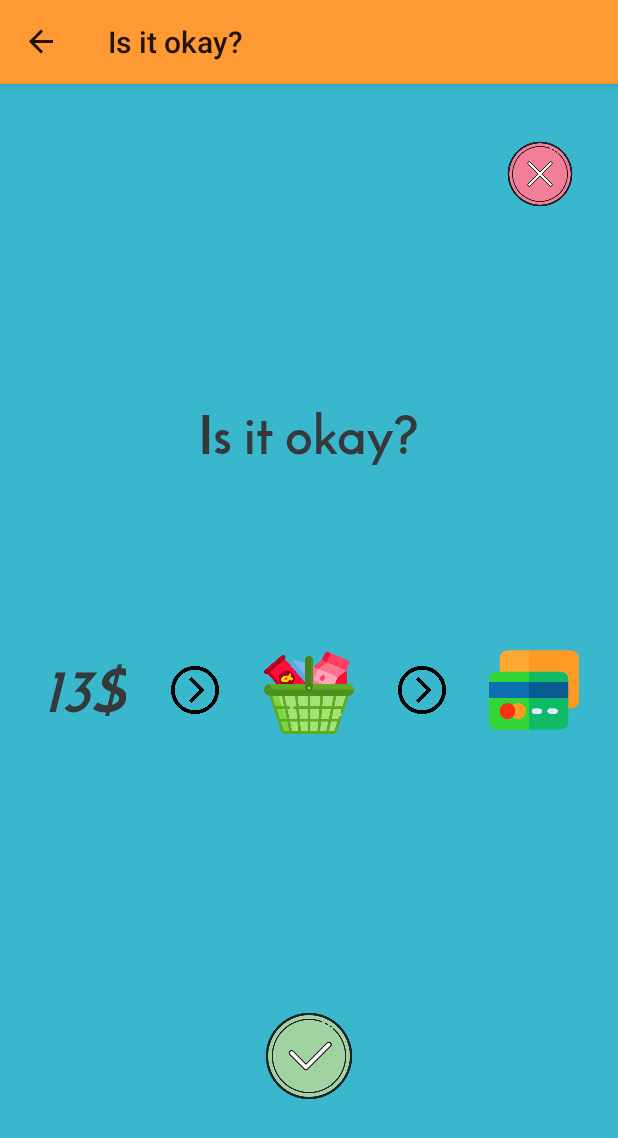
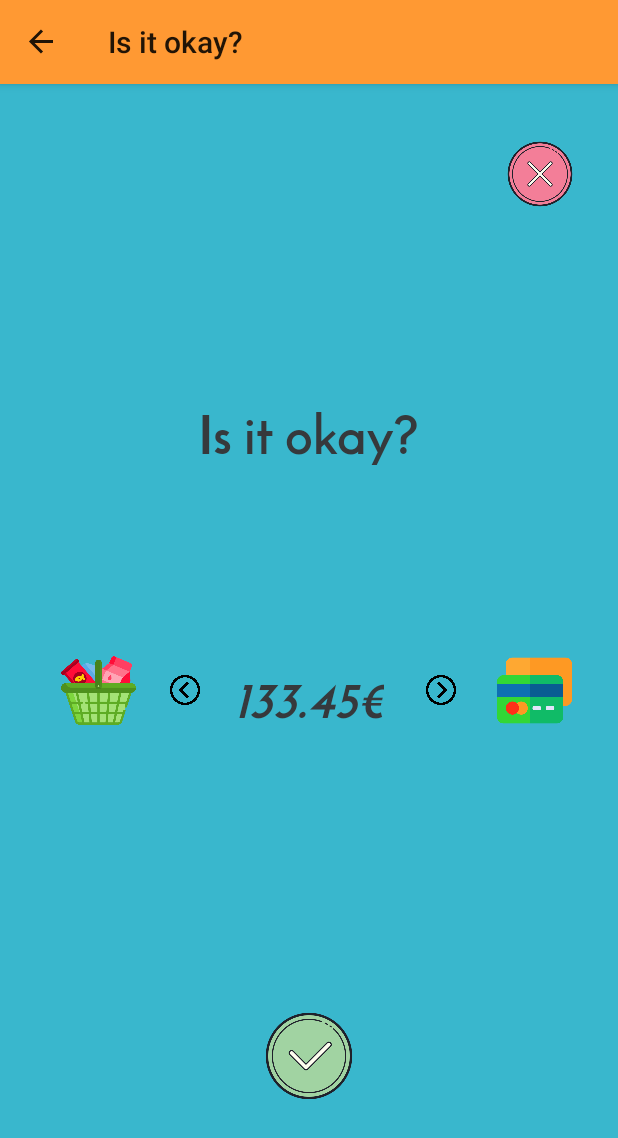
Before and after one commit to ETS-Android2/Android_App_Soldi, an Android app: the III_ConfirmExpenseFragment screen opened through its navigation route, on a phone screen of 412 x 824 dp. Shown: the top 1138 px of the screen. Run offline under Robolectric (Android 15) with nearby library versions, the phone set to English and light mode, and no system bars; our stand-ins replace Room's generated code, navigation-ui; 5 statements that could not run were skipped.

Commit message:
Analysis Charts start and Database Correction

```diff
--- a/app/build.gradle
+++ b/app/build.gradle
@@ -39,6 +39,9 @@ dependencies {
     implementation "androidx.room:room-runtime:$room_version"
     annotationProcessor "androidx.room:room-compiler:$room_version"
 
+    //Charts and graphs
+    implementation 'com.github.PhilJay:MPAndroidChart:v3.1.0'
+
 
     implementation 'androidx.appcompat:appcompat:1.0.2'
     implementation 'com.google.android.material:material:1.0.0'
--- /dev/null
+++ b/app/src/main/java/com/example/soldiapp/auxiliar/Expense_Payment.java
@@ -0,0 +1,40 @@
+package com.example.soldiapp.auxiliar;
+
+import androidx.room.Entity;
+import androidx.room.Ignore;
+import androidx.room.PrimaryKey;
+
+public class Expense_Payment {
+
+    private double expense;
+
+    private boolean paymentWithCash;
+
+    //private Date date;
+
+    public Expense_Payment() {
+    }
+
+    public Expense_Payment(double expense, boolean paymentWithCash) {
+        this.expense = expense;
+        this.paymentWithCash = paymentWithCash;
+    }
+
+    public double getExpense() {
+        return expense;
+    }
+
+
+    public boolean isPaymentWithCash() {
+        return paymentWithCash;
+    }
+
+    public void setExpense(double expense) {
+        this.expense = expense;
+    }
+
+    public void setPaymentWithCash(boolean paymentWithCash) {
+        this.paymentWithCash = paymentWithCash;
+    }
+
+}
--- /dev/null
+++ b/app/src/main/java/com/example/soldiapp/auxiliar/Expense_Type.java
@@ -0,0 +1,46 @@
+package com.example.soldiapp.auxiliar;
+
+import androidx.room.Entity;
+import androidx.room.Ignore;
+import androidx.room.PrimaryKey;
+
+public class Expense_Type {
+
+    private double expense;
+
+    private String expenseType;
+
+    //private Date date;
+
+    public Expense_Type() {
+    }
+
+    public Expense_Type(double expense, String expenseType) {
+        this.expense = expense;
+        this.expenseType = expenseType;
+    }
+
+    public double getExpense() {
+        return expense;
+    }
+
+    public String getExpenseType() {
+        return expenseType;
+    }
+
+    /*public Date getDate() {
+        return date;
+    }*/
+
+    public void setExpense(double expense) {
+        this.expense = expense;
+    }
+
+    public void setExpenseType(String expenseType) {
+        this.expenseType = expenseType;
+    }
+
+    /*public void setDate(Date date) {
+        this.date = date;
+    }*/
+}
--- a/app/src/main/java/com/example/soldiapp/data_handling/ExpenseDao.java
+++ b/app/src/main/java/com/example/soldiapp/data_handling/ExpenseDao.java
@@ -6,6 +6,8 @@ import androidx.room.Insert;
 import androidx.room.Query;
 
 import com.example.soldiapp.auxiliar.Expense;
+import com.example.soldiapp.auxiliar.Expense_Payment;
+import com.example.soldiapp.auxiliar.Expense_Type;
 
 import java.util.List;
 
@@ -15,5 +17,14 @@ public interface ExpenseDao {
     void insert(Expense expense);
 
     @Query("SELECT * FROM expense_table ORDER BY id DESC")
-    LiveData<List<Expense>> getAllExpenses(); //As soon as there are changes on List of expenses, the LiveData object will be updated
+    List<Expense> getAllExpenses();
+
+    @Query("SELECT SUM(expense) as expense,expenseType FROM expense_table GROUP BY expenseType")
+    List<Expense_Type> getSumTypeExpenses();
+
+    @Query("SELECT SUM(expense) as expense,paymentWithCash FROM expense_table GROUP BY paymentWithCash")
+    List<Expense_Payment> getSumPaymentExpenses();
+
+
+
 }
--- a/app/src/main/java/com/example/soldiapp/data_handling/ExpenseRepository.java
+++ b/app/src/main/java/com/example/soldiapp/data_handling/ExpenseRepository.java
@@ -6,17 +6,19 @@ import android.os.AsyncTask;
 import androidx.lifecycle.LiveData;
 
 import com.example.soldiapp.auxiliar.Expense;
+import com.example.soldiapp.auxiliar.Expense_Payment;
+import com.example.soldiapp.auxiliar.Expense_Type;
 
 import java.util.List;
+import java.util.concurrent.ExecutionException;
 
 public class ExpenseRepository {
     private ExpenseDao expenseDao;
-    private LiveData<List<Expense>> allExpenses;
 
     public ExpenseRepository(Application application){ //Context
         ExpenseDatabase database = ExpenseDatabase.getInstance(application);
         expenseDao = database.expenseDao();
-        allExpenses = expenseDao.getAllExpenses();
+        //allExpenses = expenseDao.getAllExpenses();
     }
 
     /**
@@ -24,10 +26,6 @@ public class ExpenseRepository {
      */
     public void insert(Expense expense){
         new InsertExpenseAsyncTask(expenseDao).execute(expense);
-    }
-
-    public LiveData<List<Expense>> getAllExpenses(){
-        return allExpenses;
     }
 
     private static class InsertExpenseAsyncTask extends AsyncTask<Expense,Void,Void> {
@@ -44,4 +42,93 @@ public class ExpenseRepository {
         }
     }
 
+    /**
+     * Database operations need to be on a different thread from the main app thread (otherwise app would crash)
+     */
+    public List<Expense> getAllExpenses(){
+        try {
+            return new GetExpenseAsyncTask(expenseDao).execute().get();
+        } catch (ExecutionException e) {
+            e.printStackTrace();
+        } catch (InterruptedException e) {
+            e.printStackTrace();
+        }
+        return null;
+    }
+
+    private static class GetExpenseAsyncTask extends AsyncTask<Void,Void,List<Expense>> {
+        private ExpenseDao expenseDao;
+
+        private GetExpenseAsyncTask(ExpenseDao expenseDao){
+            this.expenseDao = expenseDao;
+        }
+
+        @Override
+        protected List<Expense> doInBackground(Void... voids) {
+            return expenseDao.getAllExpenses();
+        }
+    }
+
+    /**
+     * Database operations need to be on a different thread from the main app thread (otherwise app would crash)
+     */
+    public List<Expense_Type> getSumTypeExpenses(){
+        try {
+            return new GetTypeExpenseAsyncTask(expenseDao).execute().get();
+        } catch (ExecutionException e) {
+            e.printStackTrace();
+        } catch (InterruptedException e) {
+            e.printStackTrace();
+        }
+        return null;
+    }
+
+    private static class GetTypeExpenseAsyncTask extends AsyncTask<Void,Void,List<Expense_Type>> {
+        private ExpenseDao expenseDao;
+
+        private GetTypeExpenseAsyncTask(ExpenseDao expenseDao){
+            this.expenseDao = expenseDao;
+        }
+
+        @Override
+        protected List<Expense_Type> doInBackground(Void... voids) {
+            return expenseDao.getSumTypeExpenses();
+        }
+    }
+
+
+    /**
+     * Database operations need to be on a different thread from the main app thread (otherwise app would crash)
+     */
+    public List<Expense_Payment> getSumPaymentExpenses(){
+        try {
+            return new GetPaymentExpenseAsyncTask(expenseDao).execute().get();
+        } catch (ExecutionException e) {
+            e.printStackTrace();
+        } catch (InterruptedException e) {
+            e.printStackTrace();
+        }
+        return null;
+    }
+
+    private static class GetPaymentExpenseAsyncTask extends AsyncTask<Void,Void,List<Expense_Payment>> {
+        private ExpenseDao expenseDao;
+
+        private GetPaymentExpenseAsyncTask(ExpenseDao expenseDao){
+            this.expenseDao = expenseDao;
+        }
+
+        @Override
+        protected List<Expense_Payment> doInBackground(Void... voids) {
+            return expenseDao.getSumPaymentExpenses();
+        }
+    }
+
+
+
+
+
+
+
+
 }
--- a/app/src/main/java/com/example/soldiapp/data_handling/ExpenseViewModel.java
+++ b/app/src/main/java/com/example/soldiapp/data_handling/ExpenseViewModel.java
@@ -7,25 +7,39 @@ import androidx.lifecycle.AndroidViewModel;
 import androidx.lifecycle.LiveData;
 
 import com.example.soldiapp.auxiliar.Expense;
+import com.example.soldiapp.auxiliar.Expense_Payment;
+import com.example.soldiapp.auxiliar.Expense_Type;
 
 import java.util.List;
 
 public class ExpenseViewModel extends AndroidViewModel {
     private ExpenseRepository repository;
 
-    private LiveData<List<Expense>> allExpense;
+    private List<Expense> allExpenses;
+    private List<Expense_Type> sumTypeExpenses;
+    private List<Expense_Payment> sumPaymentExpenses;
 
     public ExpenseViewModel(@NonNull Application application){
         super(application);
         repository = new ExpenseRepository(application);
-        allExpense = repository.getAllExpenses();
+        allExpenses = repository.getAllExpenses();
+        sumTypeExpenses = repository.getSumTypeExpenses();
+        sumPaymentExpenses = repository.getSumPaymentExpenses();
     }
 
     public void insert(Expense expense){
         repository.insert(expense);
     }
 
-    public LiveData<List<Expense>> getAllExpense(){
-        return allExpense;
+    public List<Expense> getAllExpenses(){
+        return allExpenses;
+    }
+
+    public List<Expense_Type> getSumTypeExpenses(){
+        return sumTypeExpenses;
+    }
+
+    public List<Expense_Payment> getSumPaymentExpenses(){
+        return sumPaymentExpenses;
     }
 }
--- a/app/src/main/java/com/example/soldiapp/fragments/HomeFragment.java
+++ b/app/src/main/java/com/example/soldiapp/fragments/HomeFragment.java
@@ -59,6 +59,7 @@ public class HomeFragment extends Fragment {
 
     private boolean checkInputExpense(){
         try{
+            //TODO validate all possible inputs
             double expense = Double.parseDouble(inputExpense.getText().toString());
             return true;
         } catch(NumberFormatException e){
@@ -68,6 +69,8 @@ public class HomeFragment extends Fragment {
 
     private void saveExpense(){
         double expense = Double.parseDouble(inputExpense.getText().toString());
+        String expense_tmp = String.format("%.2f", expense);
+        expense = Double.parseDouble(expense_tmp);
         viewModel.setExpense(expense);
     }
 
--- a/app/src/main/res/layout/activity_main.xml
+++ b/app/src/main/res/layout/activity_main.xml
@@ -8,6 +8,12 @@
     android:layout_height="match_parent"
     android:fitsSystemWindows="true"
     tools:context=".MainActivity">
+
+
+    <!--<androidx.recyclerview.widget.RecyclerView
+        android:layout_width="match_parent"
+        android:layout_height="match_parent"
+        android:id="@+id/recycler_view_analysis" />-->
 
     <LinearLayout
         android:layout_width="match_parent"
--- a/app/src/main/res/layout/fragment_iii_confirm_expense.xml
+++ b/app/src/main/res/layout/fragment_iii_confirm_expense.xml
@@ -48,32 +48,7 @@
 
     <ImageView
         android:id="@+id/firstArrowConfirm"
-        android:layout_width="32dp"
-        android:layout_height="32dp"
-        android:layout_marginStart="30dp"
-        android:layout_marginTop="40dp"
-        android:layout_marginEnd="30dp"
-        android:src="@drawable/right_arrow"
-        app:layout_constraintBottom_toBottomOf="parent"
-        app:layout_constraintEnd_toStartOf="@+id/imageConfirmExpenseType"
-        app:layout_constraintHorizontal_bias="0.523"
-        app:layout_constraintStart_toEndOf="@+id/textConfirmMoney"
-        app:layout_constraintTop_toTopOf="parent" />
-
-    <ImageView
-        android:id="@+id/imageConfirmExpenseType"
-        android:layout_width="60dp"
-        android:layout_height="60dp"
-        app:layout_constraintBottom_toBottomOf="parent"
-        app:layout_constraintEnd_toEndOf="parent"
-        app:layout_constraintStart_toStartOf="parent"
-        app:layout_constraintTop_toTopOf="parent"
-        app:layout_constraintVertical_bias="0.531"
-        app:srcCompat="@drawable/supermarket" />
-
-    <ImageView
-        android:id="@+id/secondArrowConfirm"
-        android:layout_width="32dp"
+        android:layout_width="20dp"
         android:layout_height="32dp"
         android:layout_marginStart="30dp"
         android:layout_marginTop="40dp"
@@ -81,13 +56,39 @@
         android:src="@drawable/right_arrow"
         app:layout_constraintBottom_toBottomOf="parent"
         app:layout_constraintEnd_toStartOf="@+id/imageConfirmPaymentMethod"
+        app:layout_constraintStart_toEndOf="@+id/textConfirmMoney"
+        app:layout_constraintTop_toTopOf="parent" />
+
+    <ImageView
+        android:id="@+id/imageConfirmExpenseType"
+        android:layout_width="50dp"
+        android:layout_height="50dp"
+        android:layout_marginTop="40dp"
+        android:layout_marginEnd="300dp"
+        app:layout_constraintBottom_toBottomOf="parent"
+        app:layout_constraintEnd_toEndOf="parent"
+        app:layout_constraintHorizontal_bias="0.655"
+        app:layout_constraintStart_toStartOf="parent"
+        app:layout_constraintTop_toTopOf="parent"
+        app:srcCompat="@drawable/supermarket" />
+
+    <ImageView
+        android:id="@+id/secondArrowConfirm"
+        android:layout_width="20dp"
+        android:layout_height="32dp"
+        android:layout_marginStart="30dp"
+        android:layout_marginTop="40dp"
+        android:layout_marginEnd="30dp"
+        android:src="@drawable/left_arrow"
+        app:layout_constraintBottom_toBottomOf="parent"
+        app:layout_constraintEnd_toStartOf="@+id/textConfirmMoney"
         app:layout_constraintStart_toEndOf="@+id/imageConfirmExpenseType"
         app:layout_constraintTop_toTopOf="parent" />
 
     <ImageView
         android:id="@+id/imageConfirmPaymentMethod"
-        android:layout_width="60dp"
-        android:layout_height="60dp"
+        android:layout_width="50dp"
+        android:layout_height="50dp"
         android:layout_marginStart="300dp"
         android:layout_marginTop="40dp"
         android:src="@drawable/cash"
@@ -100,17 +101,16 @@
         android:id="@+id/textConfirmMoney"
         android:layout_width="wrap_content"
         android:layout_height="wrap_content"
-        android:layout_marginTop="40dp"
-        android:layout_marginEnd="300dp"
         android:fontFamily="@font/josefin_sans_bold"
-        android:text="13$"
+        android:text="133.45€"
         android:textColor="#36393C"
-        android:textSize="40sp"
+        android:textSize="33sp"
         android:textStyle="italic"
         app:layout_constraintBottom_toBottomOf="parent"
         app:layout_constraintEnd_toEndOf="parent"
         app:layout_constraintStart_toStartOf="parent"
-        app:layout_constraintTop_toTopOf="parent" />
+        app:layout_constraintTop_toTopOf="parent"
+        app:layout_constraintVertical_bias="0.537" />
 
 
 </androidx.constraintlayout.widget.ConstraintLayout>
--- a/app/src/main/res/values/strings.xml
+++ b/app/src/main/res/values/strings.xml
@@ -25,5 +25,7 @@
     <string name="cash_payment">Cash</string>
     <string name="card_payment">Card</string>
 
+    <string name="badge">€</string>
+
 
 </resources>
--- a/build.gradle
+++ b/build.gradle
@@ -5,6 +5,7 @@ buildscript {
     repositories {
         google()
         jcenter()
+        maven { url 'https://jitpack.io' }
 
     }
     dependencies {
@@ -20,6 +21,7 @@ allprojects {
     repositories {
         google()
         jcenter()
+        maven { url 'https://jitpack.io' }
 
     }
 }
```
Also changed, not shown: app/src/main/java/com/example/soldiapp/auxiliar/Expense.java (+54 -19 lines), app/src/main/java/com/example/soldiapp/data_handling/ExpenseDatabase.java (+31 -0 lines), app/src/main/java/com/example/soldiapp/fragments/AnalysisFragment.java (+103 -1 lines), app/src/main/java/com/example/soldiapp/fragments/register_expense/III_ConfirmExpenseFragment.java (+22 -5 lines), app/src/main/res/layout/analysis_item.xml (added, +52 -0 lines), app/src/main/res/layout/fragment_analysis.xml (+29 -9 lines), app/src/main/res/drawable/left_arrow.png (added).
